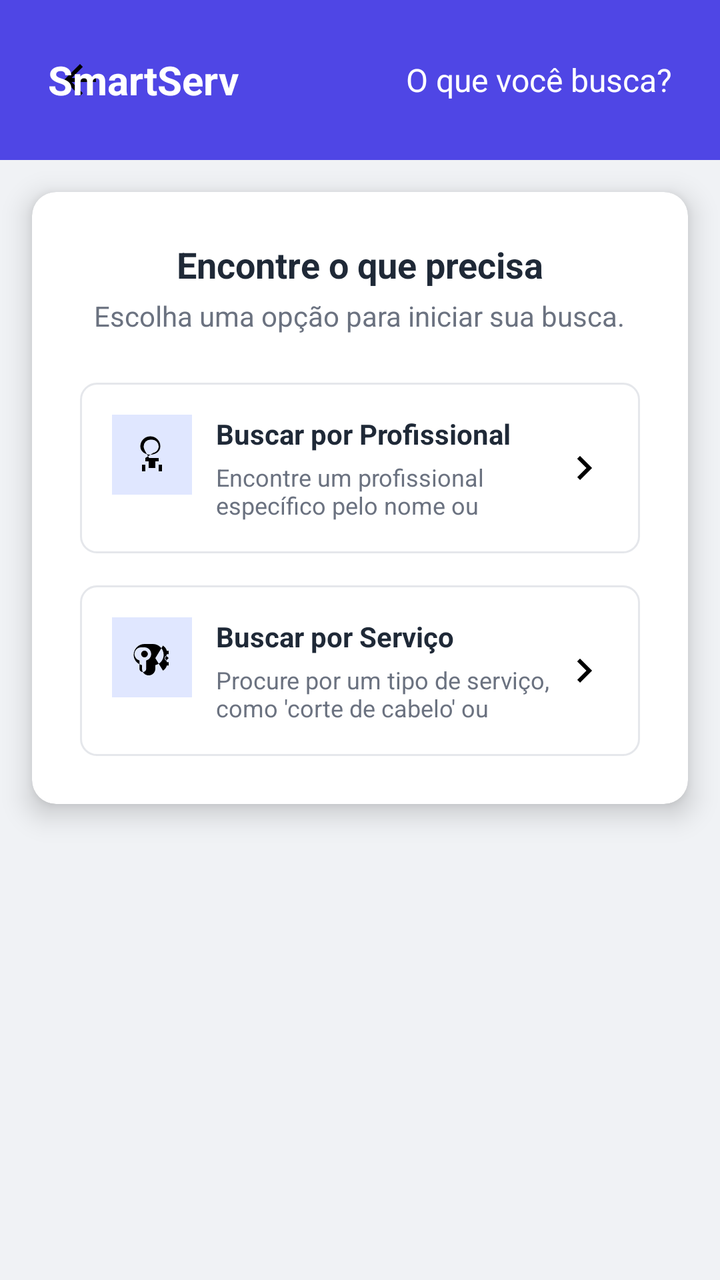
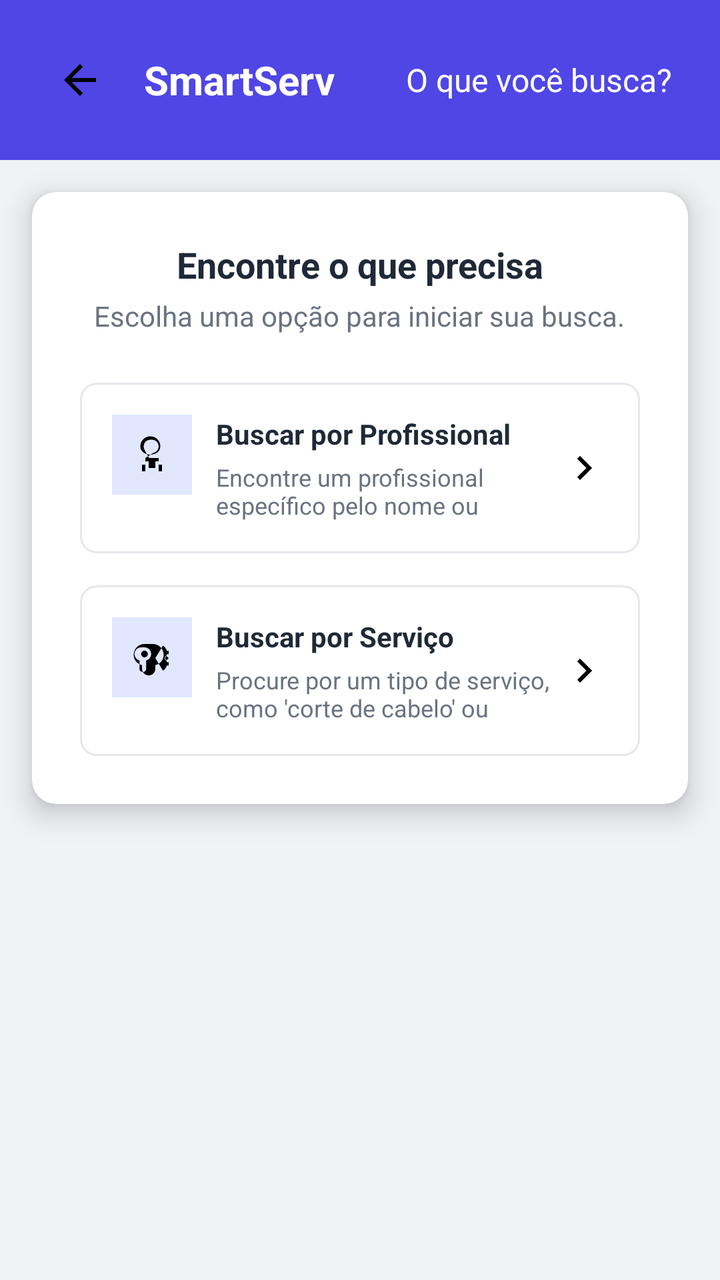

Compare the two renders of this Android layout. The source of the first and the diff that turns it into the second are given below.
<!-- AndroidManifest.xml: application theme Theme.SmartApp -->
<!-- res/layout/buscar_pro_serv.xml -->
<?xml version="1.0" encoding="utf-8"?>
<RelativeLayout xmlns:android="http://schemas.android.com/apk/res/android"
    xmlns:app="http://schemas.android.com/apk/res-auto"
    android:layout_width="match_parent"
    android:layout_height="match_parent"
    android:background="#F0F2F5">

    
    <RelativeLayout
        android:id="@+id/header"
        android:layout_width="match_parent"
        android:layout_height="wrap_content"
        android:background="#4F46E5"
        android:padding="16dp"
        android:layout_alignParentTop="true">

        <ImageButton
            android:id="@+id/btnvoltarpesquisar"
            android:layout_width="48dp"
            android:layout_height="48dp"
            android:layout_centerVertical="true"
            android:layout_alignParentStart="true"
            android:background="?attr/selectableItemBackgroundBorderless"
            android:contentDescription="image3"
            android:padding="12dp"
            app:srcCompat="@drawable/ic_arrow_left"
            />

        <TextView
            android:id="@+id/logoTextHeader"
            android:layout_width="wrap_content"
            android:layout_height="wrap_content"
            android:layout_centerVertical="true"
            android:layout_toEndOf="@id/backButton"
            android:layout_marginStart="8dp"
            android:text="SmartServ"
            android:textColor="#FFFFFF"
            android:textSize="20sp"
            android:textStyle="bold"/>

        <TextView
            android:id="@+id/headerTitle"
            android:layout_width="wrap_content"
            android:layout_height="wrap_content"
            android:layout_alignParentEnd="true"
            android:layout_centerVertical="true"
            android:layout_marginEnd="8dp"
            android:text="O que você busca?"
            android:textColor="#FFFFFF"
            android:textSize="16sp"
            android:maxLines="1"
            android:ellipsize="end"/>
    </RelativeLayout>

    
    <androidx.cardview.widget.CardView
        android:layout_width="match_parent"
        android:layout_height="wrap_content"
        android:layout_below="@id/header"
        android:layout_margin="16dp"
        app:cardCornerRadius="12dp"
        app:cardElevation="8dp"
        app:cardBackgroundColor="@android:color/white">

        <RelativeLayout
            android:layout_width="match_parent"
            android:layout_height="wrap_content"
            android:padding="24dp">

            
            <LinearLayout
                android:id="@+id/headerText"
                android:layout_width="match_parent"
                android:layout_height="wrap_content"
                android:layout_marginBottom="24dp"
                android:orientation="vertical"
                android:gravity="center">

                <TextView
                    android:layout_width="wrap_content"
                    android:layout_height="wrap_content"
                    android:text="Encontre o que precisa"
                    android:textColor="#1F2937"
                    android:textSize="18sp"
                    android:textStyle="bold"/>

                <TextView
                    android:layout_width="wrap_content"
                    android:layout_height="wrap_content"
                    android:layout_marginTop="4dp"
                    android:text="Escolha uma opção para iniciar sua busca."
                    android:textColor="#6B7280"
                    android:textSize="14sp"/>
            </LinearLayout>

            
            <LinearLayout
                android:id="@+id/optionsContainer"
                android:layout_width="match_parent"
                android:layout_height="wrap_content"
                android:layout_below="@id/headerText"
                android:orientation="vertical">

                
                <RelativeLayout
                    android:id="@+id/btnbuscapro"
                    android:layout_width="match_parent"
                    android:layout_height="wrap_content"
                    android:background="@drawable/option_background"
                    android:padding="16dp"
                    android:layout_marginBottom="16dp"
                    android:clickable="true"
                    android:focusable="true">

                    
                    <RelativeLayout
                        android:id="@+id/professionalIconBg"
                        android:layout_width="40dp"
                        android:layout_height="40dp"
                        android:background="#E0E7FF"
                        android:gravity="center"
                        android:backgroundTint="#E0E7FF">

                        <ImageView
                            android:layout_width="20dp"
                            android:layout_height="20dp"
                            android:src="@drawable/ic_user_tie"
                            />
                    </RelativeLayout>

                    
                    <LinearLayout
                        android:layout_width="0dp"
                        android:layout_height="wrap_content"
                        android:layout_toEndOf="@id/professionalIconBg"
                        android:layout_centerVertical="true"
                        android:layout_marginStart="12dp"
                        android:layout_toStartOf="@+id/arrowProfessional"
                        android:orientation="vertical">

                        <TextView
                            android:layout_width="match_parent"
                            android:layout_height="wrap_content"
                            android:text="Buscar por Profissional"
                            android:textColor="#1F2937"
                            android:textSize="14sp"
                            android:textStyle="bold"
                            android:maxLines="1"
                            android:ellipsize="end"/>

                        <TextView
                            android:layout_width="match_parent"
                            android:layout_height="wrap_content"
                            android:layout_marginTop="4dp"
                            android:text="Encontre um profissional específico pelo nome ou especialidade."
                            android:textColor="#6B7280"
                            android:textSize="12sp"
                            android:maxLines="2"/>
                    </LinearLayout>

                    
                    <ImageView
                        android:id="@+id/arrowProfessional"
                        android:layout_width="24dp"
                        android:layout_height="24dp"
                        android:layout_alignParentEnd="true"
                        android:layout_centerVertical="true"
                        android:contentDescription="image2"
                        android:src="@drawable/ic_chevron_right"
                        />
                </RelativeLayout>

                
                <RelativeLayout
                    android:id="@+id/btnbuscaserv"
                    android:layout_width="match_parent"
                    android:layout_height="wrap_content"
                    android:background="@drawable/option_background"
                    android:padding="16dp"
                    android:clickable="true"
                    android:focusable="true">

                    
                    <RelativeLayout
                        android:id="@+id/serviceIconBg"
                        android:layout_width="40dp"
                        android:layout_height="40dp"
                        android:background="#E0E7FF"
                        android:gravity="center"
                        android:backgroundTint="#E0E7FF">

                        <ImageView
                            android:layout_width="20dp"
                            android:layout_height="20dp"
                            android:contentDescription="image1"
                            android:src="@drawable/ic_scissors"
                            />
                    </RelativeLayout>

                    
                    <LinearLayout
                        android:layout_width="0dp"
                        android:layout_height="wrap_content"
                        android:layout_toEndOf="@id/serviceIconBg"
                        android:layout_centerVertical="true"
                        android:layout_marginStart="12dp"
                        android:layout_toStartOf="@+id/arrowService"
                        android:orientation="vertical">

                        <TextView
                            android:layout_width="match_parent"
                            android:layout_height="wrap_content"
                            android:text="Buscar por Serviço"
                            android:textColor="#1F2937"
                            android:textSize="14sp"
                            android:textStyle="bold"
                            android:maxLines="1"
                            android:ellipsize="end"/>

                        <TextView
                            android:layout_width="match_parent"
                            android:layout_height="wrap_content"
                            android:layout_marginTop="4dp"
                            android:text="Procure por um tipo de serviço, como 'corte de cabelo' ou 'manicure'."
                            android:textColor="#6B7280"
                            android:textSize="12sp"
                            android:maxLines="2"/>
                    </LinearLayout>

                    
                    <ImageView
                        android:id="@+id/arrowService"
                        android:layout_width="24dp"
                        android:layout_height="24dp"
                        android:layout_alignParentEnd="true"
                        android:layout_centerVertical="true"
                        android:src="@drawable/ic_chevron_right"
                        />
                </RelativeLayout>
            </LinearLayout>
        </RelativeLayout>
    </androidx.cardview.widget.CardView>
</RelativeLayout>
<!-- resources referenced by this layout -->
<resources>
  <!-- drawable ic_arrow_left (drawable) -->
  <?xml version="1.0" encoding="utf-8"?>
  <vector xmlns:android="http://schemas.android.com/apk/res/android"
      android:width="24dp"
      android:height="24dp"
      android:viewportWidth="24"
      android:viewportHeight="24">
      <path
          android:fillColor="#FF000000"
          android:pathData="M20,11H7.83l5.59,-5.59L12,4l-8,8 8,8 1.41,-1.41L7.83,13H20v-2z"/>
  </vector>
  <!-- drawable ic_chevron_right (drawable) -->
  <vector xmlns:android="http://schemas.android.com/apk/res/android"
      android:width="24dp"
      android:height="24dp"
      android:viewportWidth="24"
      android:viewportHeight="24">
      <path android:fillColor="#000000" android:pathData="M8.59,16.59L13.17,12 8.59,7.41 10,6l6,6 -6,6 -1.41,-1.41z"/>
  </vector>
  <!-- drawable ic_scissors (drawable) -->
  <?xml version="1.0" encoding="utf-8"?>
  <vector xmlns:android="http://schemas.android.com/apk/res/android"
      android:width="24dp"
      android:height="24dp"
      android:viewportWidth="24"
      android:viewportHeight="24">
      <path
          android:fillColor="#FF000000"
          android:pathData="M20.44,11L19.46,12.12C20.2,12.89 20.69,13.85 20.89,14.88H22V16.88H20.89C20.56,18.15 19.73,19.25 18.58,19.97L13.99,12.47L18.58,4.97C19.73,5.69 20.56,6.79 20.89,8.06H22V10.06H20.89C20.69,11.09 20.2,12.05 19.46,12.82L20.44,14L22,12.44L20.44,11M7.5,12C8.6,12 9.5,11.1 9.5,10C9.5,8.9 8.6,8 7.5,8C6.4,8 5.5,8.9 5.5,10C5.5,11.1 6.4,12 7.5,12M7.5,6C9.71,6 11.5,7.79 11.5,10C11.5,11.86 10.26,13.43 8.5,13.87V18.83C8.5,19.94 7.61,20.83 6.5,20.83C5.4,20.83 4.5,19.94 4.5,18.83V13.87C2.74,13.43 1.5,11.86 1.5,10C1.5,7.79 3.29,6 5.5,6H7.5M7.5,4C3.91,4 1,6.91 1,10.5C1,13.53 3.17,16.04 6,16.66V18.83C6,21.04 7.79,22.83 10,22.83C12.21,22.83 14,21.04 14,18.83V16.66C16.83,16.04 19,13.53 19,10.5C19,6.91 16.09,4 12.5,4H7.5Z"/>
  </vector>
  <!-- drawable ic_user_tie (drawable) -->
  <?xml version="1.0" encoding="utf-8"?>
  <vector xmlns:android="http://schemas.android.com/apk/res/android"
      android:width="24dp"
      android:height="24dp"
      android:viewportWidth="24"
      android:viewportHeight="24">
      <path
          android:fillColor="#FF000000"
          android:pathData="M12,3a4,4 0,0 1,4 4c0,1.95 -1.4,3.58 -3.25,3.93L8,14h8v2h-2v4h-4v-4H8v-2h2.25C8.4,10.58 7,8.95 7,7a4,4 0,0 1,4 -4m0-2a6,6 0,0 0,-6 6c0,3.31 3.13,5 6,5 2.87,0 6,-1.69 6,-5a6,6 0,0 0,-6 -6z"/>
      <path
          android:fillColor="#FF000000"
          android:pathData="M16,22h2v-4h-2v4zM6,22h2v-4H6v4z"/>
  </vector>
  <!-- drawable option_background (drawable) -->
  <?xml version="1.0" encoding="utf-8"?>
  <selector xmlns:android="http://schemas.android.com/apk/res/android">
      <item android:state_pressed="true">
          <shape android:shape="rectangle">
              <solid android:color="#F5F3FF"/>
              <corners android:radius="8dp"/>
              <stroke android:width="1dp" android:color="#4F46E5"/>
          </shape>
      </item>
      <item>
          <shape android:shape="rectangle">
              <solid android:color="@android:color/transparent"/>
              <corners android:radius="8dp"/>
              <stroke android:width="1dp" android:color="#E5E7EB"/>
          </shape>
      </item>
  </selector>
  <style name="Theme.SmartApp" parent="Base.Theme.SmartApp" />
  <style name="Base.Theme.SmartApp" parent="Theme.Material3.DayNight.NoActionBar" />
</resources>

<!-- the commit's change to res/layout/buscar_pro_serv.xml (unified diff, before → after) -->
@@ -31,7 +31,7 @@
             android:layout_width="wrap_content"
             android:layout_height="wrap_content"
             android:layout_centerVertical="true"
-            android:layout_toEndOf="@id/backButton"
+            android:layout_toEndOf="@id/btnvoltarpesquisar"
             android:layout_marginStart="8dp"
             android:text="SmartServ"
             android:textColor="#FFFFFF"
